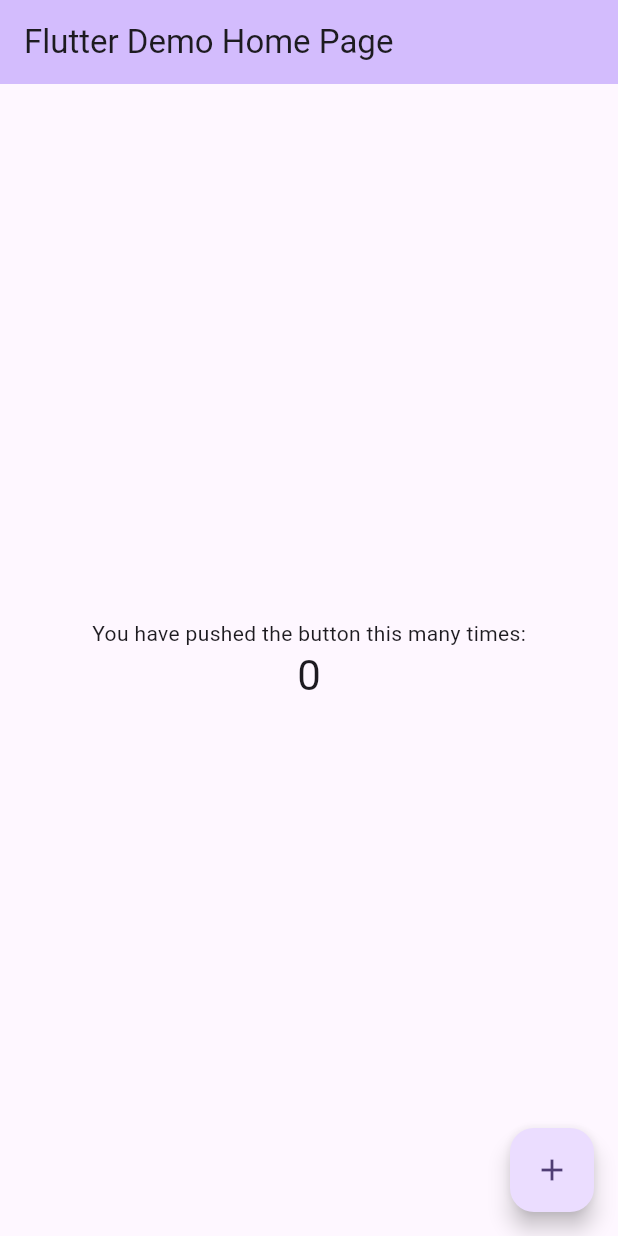
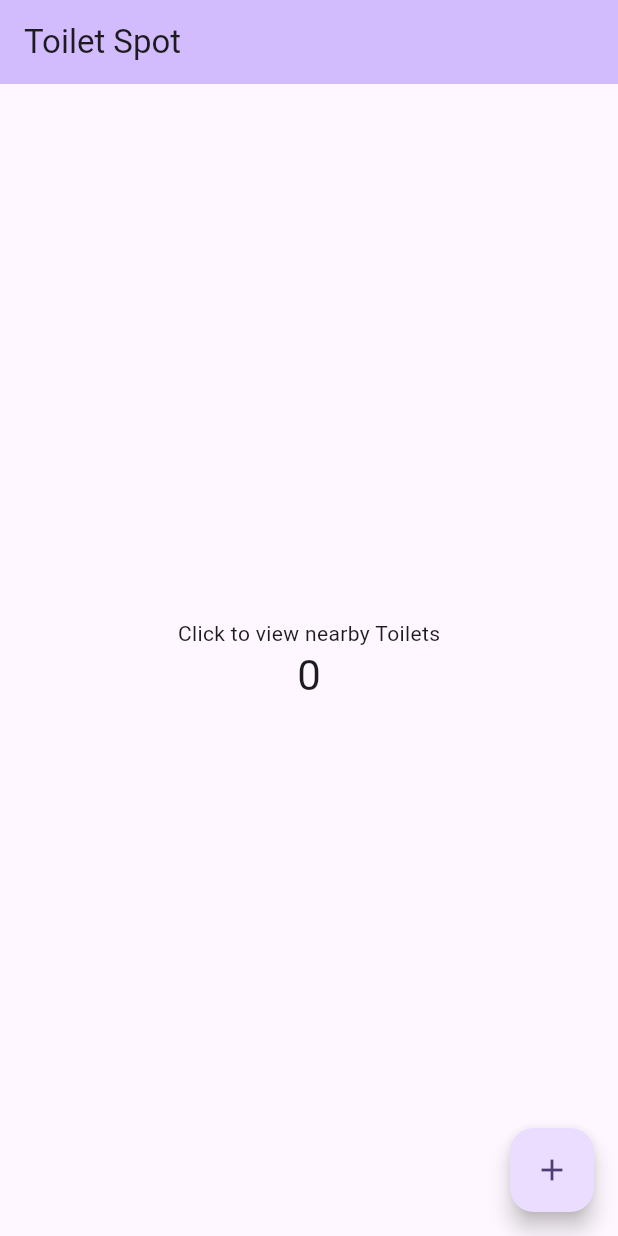
Before and after one commit to Makobi5/Toilet-Spot, a Flutter app: the screen it shows after launch, on a phone screen of 412 x 824 dp. Run offline on Flutter 3.47's test engine with Material 3 defaults, Android fonts, the phone set to English and light mode, and no system bars.

Commit message:
Added google maps API

```diff
--- a/lib/main.dart
+++ b/lib/main.dart
@@ -31,7 +31,7 @@
         colorScheme: ColorScheme.fromSeed(seedColor: Colors.deepPurple),
         useMaterial3: true,
       ),
-      home: const MyHomePage(title: 'Flutter Demo Home Page'),
+      home: const MyHomePage(title: 'Toilet Spot'),
     );
   }
 }
@@ -106,7 +106,7 @@
           mainAxisAlignment: MainAxisAlignment.center,
           children: <Widget>[
             const Text(
-              'You have pushed the button this many times:',
+              'Click to view nearby Toilets',
             ),
             Text(
               '$_counter',
--- a/pubspec.yaml
+++ b/pubspec.yaml
@@ -35,6 +35,7 @@ dependencies:
   # The following adds the Cupertino Icons font to your application.
   # Use with the CupertinoIcons class for iOS style icons.
   cupertino_icons: ^1.0.8
+  google_maps_flutter: ^2.9.0
 
 dev_dependencies:
   flutter_test:
@@ -45,7 +46,7 @@ dev_dependencies:
   # activated in the `analysis_options.yaml` file located at the root of your
   # package. See that file for information about deactivating specific lint
   # rules and activating additional ones.
-  flutter_lints: ^4.0.0
+  flutter_lints: ^5.0.0
 
 # For information on the generic Dart part of this file, see the
 # following page: https://dart.dev/tools/pub/pubspec
```
Also changed, not shown: pubspec.lock, 2 other files.
